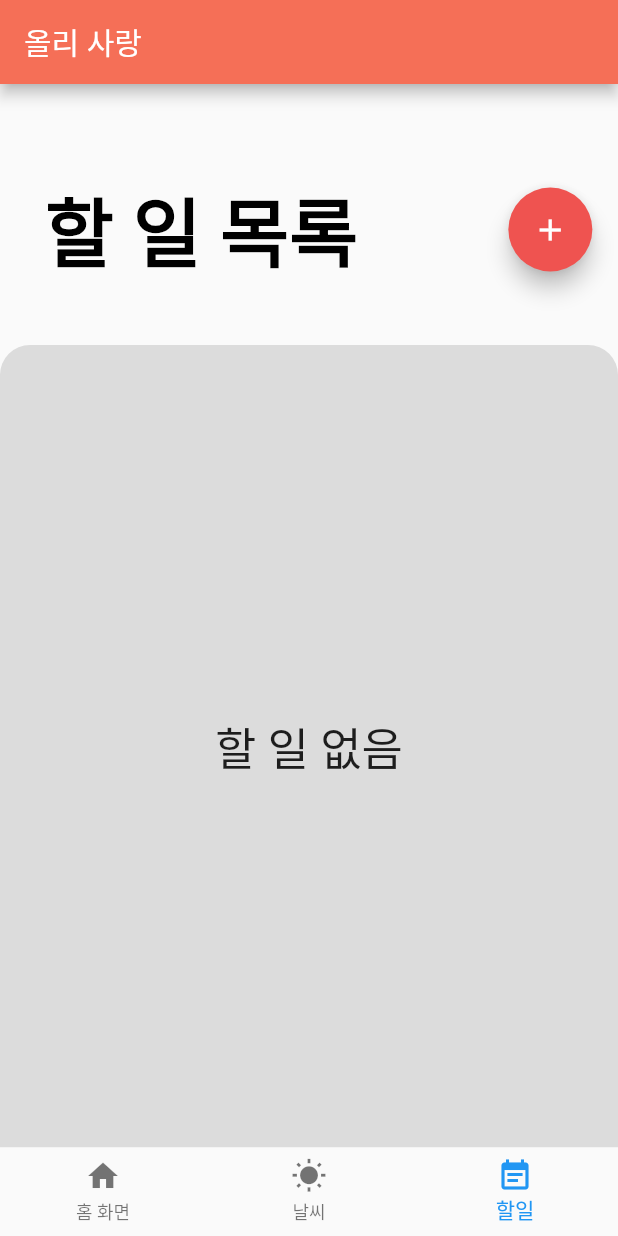
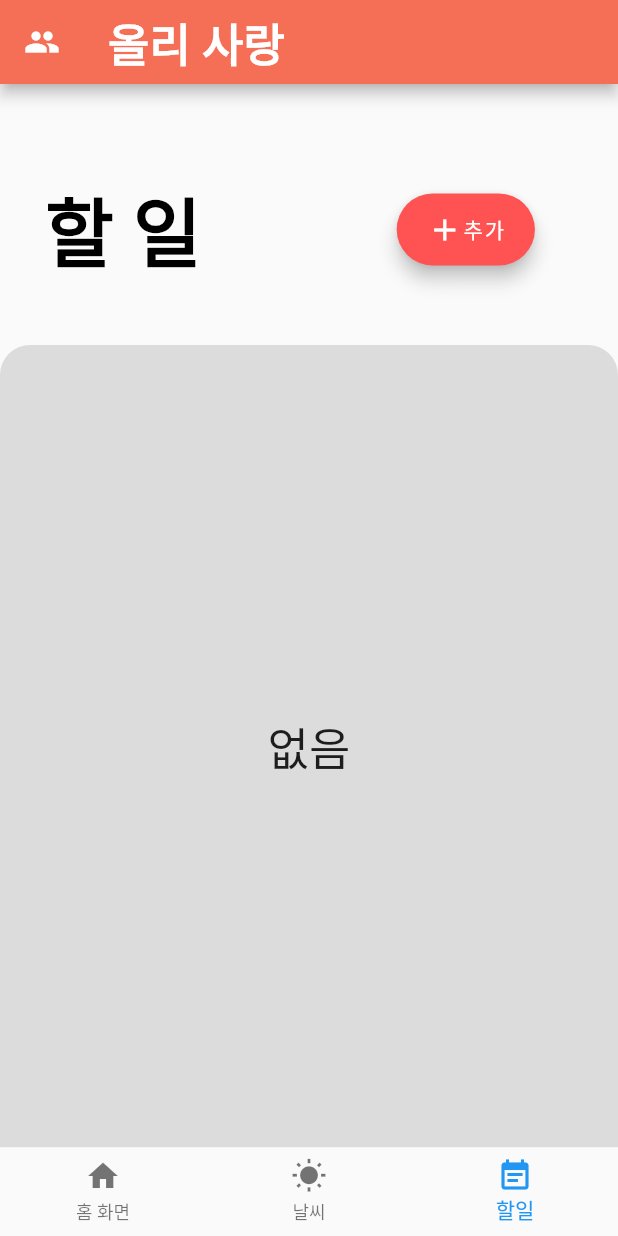
Before and after one commit to DSC-KMOU-App/OllySarang, a Flutter app: the screen it shows after launch, item 3 of the bottom bar chosen, on a phone screen of 412 x 824 dp. Run offline on Flutter 3.47's test engine with Material 2 defaults, Android fonts, the phone set to English and light mode, and no system bars; our stand-ins replace location, shared_preferences; missing offline and left inert: intent; Roboto replaces fonts that are missing (Gothic).

Commit message:
READ ME 수정, 4/27 작업한거 백업

```diff
--- a/SENIOR~1/lib/BasicPage.dart
+++ b/SENIOR~1/lib/BasicPage.dart
@@ -24,7 +24,8 @@ class _BasicPageState extends State<BasicPage>{
     return Scaffold(
       resizeToAvoidBottomPadding: false,
       appBar: AppBar(
-        title: Text("올리 사랑"),
+        leading: Icon(Icons.people),
+        title: Text("올리 사랑",style: TextStyle(fontSize: 30,fontWeight: FontWeight.bold)),
       ),
       body: _screen[_currentindex],
       bottomNavigationBar: new BottomNavigationBar(
--- a/SENIOR~1/lib/todolist/todolist.dart
+++ b/SENIOR~1/lib/todolist/todolist.dart
@@ -42,7 +42,7 @@ class HomeState extends State<Home> with SingleTickerProviderStateMixin{
               padding: EdgeInsets.only(
                   top: 60.0, left: 30.0, right: 30.0, bottom: 30.0),
               child: Text(
-                '할 일 목록',
+                '할 일',
                 style: TextStyle(
                   color: Colors.black,
                   fontSize: 50.0,
@@ -52,11 +52,17 @@ class HomeState extends State<Home> with SingleTickerProviderStateMixin{
             ),
             Container(
               padding: EdgeInsets.only(
-                  top: 30.0, left: 70.0
+                  top: 30.0, left: 100
               ),
-              child: FloatingActionButton(
-                backgroundColor: Colors.red[400],
-                child: Icon(Icons.add),
+              child: FloatingActionButton.extended(
+                elevation: 5.0,
+                backgroundColor: Colors.redAccent[200],
+                label: Row(
+                  children: <Widget>[
+                    Icon(Icons.add),
+                    Text('추가'),
+                  ],
+                ),
                 onPressed: () =>goToNewItemView(),
               ),
             ),
@@ -85,7 +91,7 @@ class HomeState extends State<Home> with SingleTickerProviderStateMixin{
     return SafeArea(
       child: Center(
           child:  Text(
-            '할 일 없음',
+            '없음',
             style: TextStyle(fontSize: 30),
           )
       ),
--- a/SENIOR~1/lib/weather.dart
+++ b/SENIOR~1/lib/weather.dart
@@ -285,8 +285,8 @@ class _weatherStatefulWidget extends State<weather> {
         shrinkWrap: true,
         itemCount: weather == null ? 0 : weather.length,
         itemBuilder: (BuildContext context,int index){
-          return new Container(
-            color: index%2==1 ? Colors.greenAccent : Colors.amberAccent,
+          return new Card(
+            color: index%2==1 ? Colors.amber[100] : Colors.deepOrange[100],
             child:ListTile(
               leading: Container(
                   width: 60.0,
@@ -294,7 +294,7 @@ class _weatherStatefulWidget extends State<weather> {
                   child:weather[index]["iconname"]
               ),
               title: weather[index]["title"],
-              subtitle: Text(weather[index]["status"]),
+              subtitle: Text(weather[index]["status"],style: TextStyle(fontSize: 20)),
             ),
           );
         },
```
Also changed, not shown: SENIOR~1/lib/Page1.dart (+23 -9 lines), SENIOR~1/images/cloudy.png, SENIOR~1/images/humidity.png, SENIOR~1/images/rain.png, SENIOR~1/images/rainsun.png, SENIOR~1/images/sunny.png, SENIOR~1/images/temperature.png, SENIOR~1/images/today.png, SENIOR~1/lib/Page2.dart (line endings or trailing spaces), SENIOR~1/lib/Page3.dart (line endings or trailing spaces), SENIOR~1/lib/main.dart (line endings or trailing spaces), SENIOR~1/lib/newclock.dart (line endings or trailing spaces), SENIOR~1/lib/todolist/new_todo.dart (line endings or trailing spaces), SENIOR~1/lib/todolist/todo.dart (line endings or trailing spaces), 1 more files, 27 other files.
